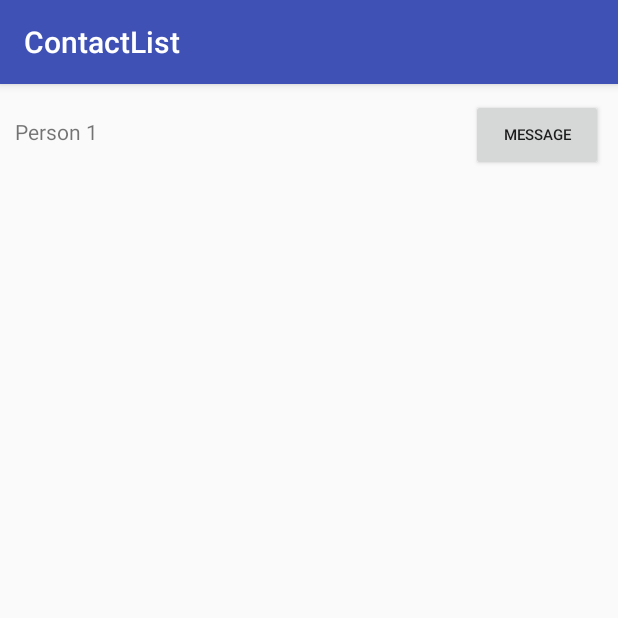
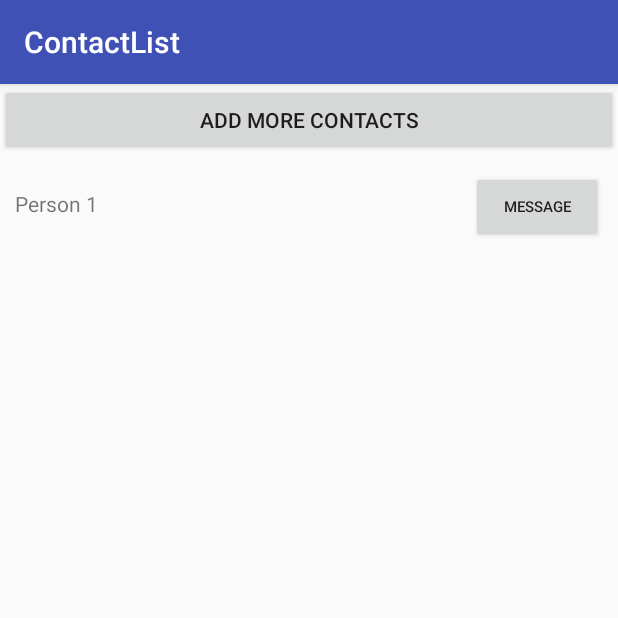
Before and after one commit to augustovictor/android-contact-list, an Android app: the screen it shows after launch (UserListActivity), on a phone screen of 412 x 824 dp, the top half of it. Run offline under Robolectric (Android 15) with nearby library versions, the phone set to English and light mode, and no system bars.

Commit message:
Add contacts button added;

```diff
--- a/app/src/main/res/layout/activity_main.xml
+++ b/app/src/main/res/layout/activity_main.xml
@@ -1,9 +1,16 @@
 <?xml version="1.0" encoding="utf-8"?>
-<RelativeLayout xmlns:android="http://schemas.android.com/apk/res/android"
+<LinearLayout xmlns:android="http://schemas.android.com/apk/res/android"
     xmlns:tools="http://schemas.android.com/tools"
     android:layout_width="match_parent"
     android:layout_height="match_parent"
+    android:orientation="vertical"
     tools:context=".Activity.UserListActivity">
 
+    <Button
+        android:id="@+id/add_contacts_button"
+        android:layout_width="match_parent"
+        android:layout_height="wrap_content"
+        android:text="@string/add_contacts_txt"/>
+
     <include android:id="@+id/recycler_view" layout="@layout/recyclerview" />
-</RelativeLayout>
+</LinearLayout>
--- a/app/src/main/res/values/strings.xml
+++ b/app/src/main/res/values/strings.xml
@@ -1,3 +1,4 @@
 <resources>
     <string name="app_name">ContactList</string>
+    <string name="add_contacts_txt">ADD MORE CONTACTS</string>
 </resources>
```
